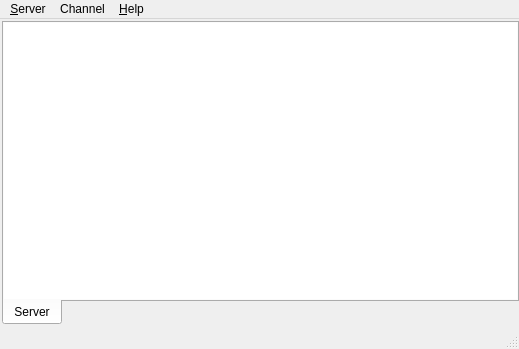
Above: ui/mainwindow.ui from kervala/kdamn before the change. Below: the same form after it.
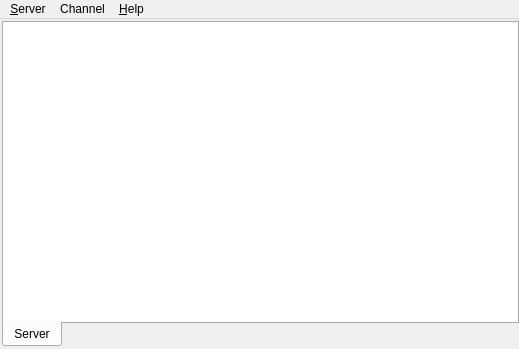
That is the form after the change.

Commit message: Changed: Remove statusbar because don't plan to use it

The edit to the form file:
```diff
--- a/ui/mainwindow.ui
+++ b/ui/mainwindow.ui
@@ -103,7 +103,6 @@
    <addaction name="menuChannel"/>
    <addaction name="menuHelp"/>
   </widget>
-  <widget class="QStatusBar" name="statusbar"/>
   <action name="actionSettings">
    <property name="text">
     <string>&amp;Settings</string>
```
Left out of the diff: 2 changed lines with no effect on the pictures.
